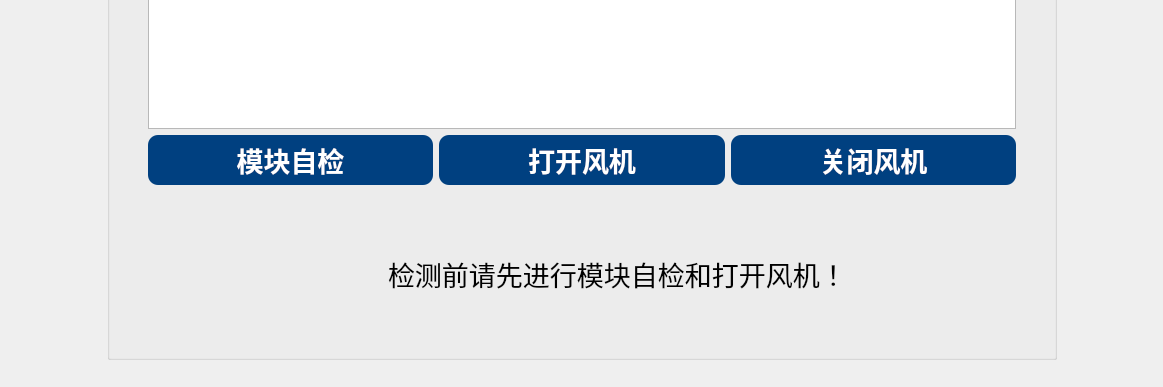
First picture: the form in App/Page/selftest.ui, repository bjc123321/30KWZFDZZJCY, before the edit; both pictures show x 0 to 1163 and y 316 to 703 of the 1163 by 703 pixel window.
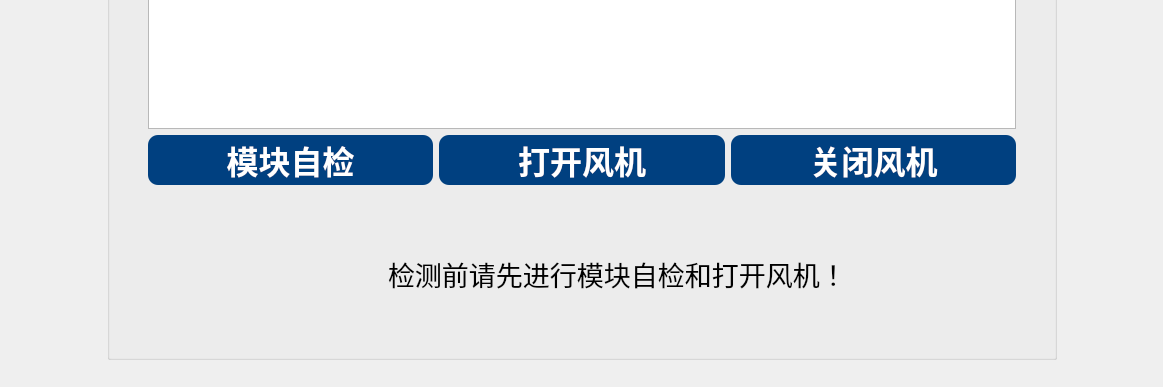
Second picture: the form after the edit. Icons and pictures are not drawn.

```diff
--- a/App/Page/selftest.ui
+++ b/App/Page/selftest.ui
@@ -277,6 +277,14 @@
           <layout class="QHBoxLayout" name="horizontalLayout_2">
            <item>
             <widget class="QPushButton" name="pushButton">
+             <property name="font">
+              <font>
+               <family>Calibri</family>
+               <pointsize>24</pointsize>
+               <weight>75</weight>
+               <bold>true</bold>
+              </font>
+             </property>
              <property name="styleSheet">
               <string notr="true">QPushButton{
 width:150px;
@@ -304,6 +312,14 @@
            </item>
            <item>
             <widget class="QPushButton" name="pushButton_2">
+             <property name="font">
+              <font>
+               <family>Calibri</family>
+               <pointsize>24</pointsize>
+               <weight>75</weight>
+               <bold>true</bold>
+              </font>
+             </property>
              <property name="styleSheet">
               <string notr="true">QPushButton{
 width:150px;
@@ -328,6 +344,14 @@
            </item>
            <item>
             <widget class="QPushButton" name="pushButton_7">
+             <property name="font">
+              <font>
+               <family>Calibri</family>
+               <pointsize>24</pointsize>
+               <weight>75</weight>
+               <bold>true</bold>
+              </font>
+             </property>
              <property name="styleSheet">
               <string notr="true">QPushButton{
 width:150px;
```
